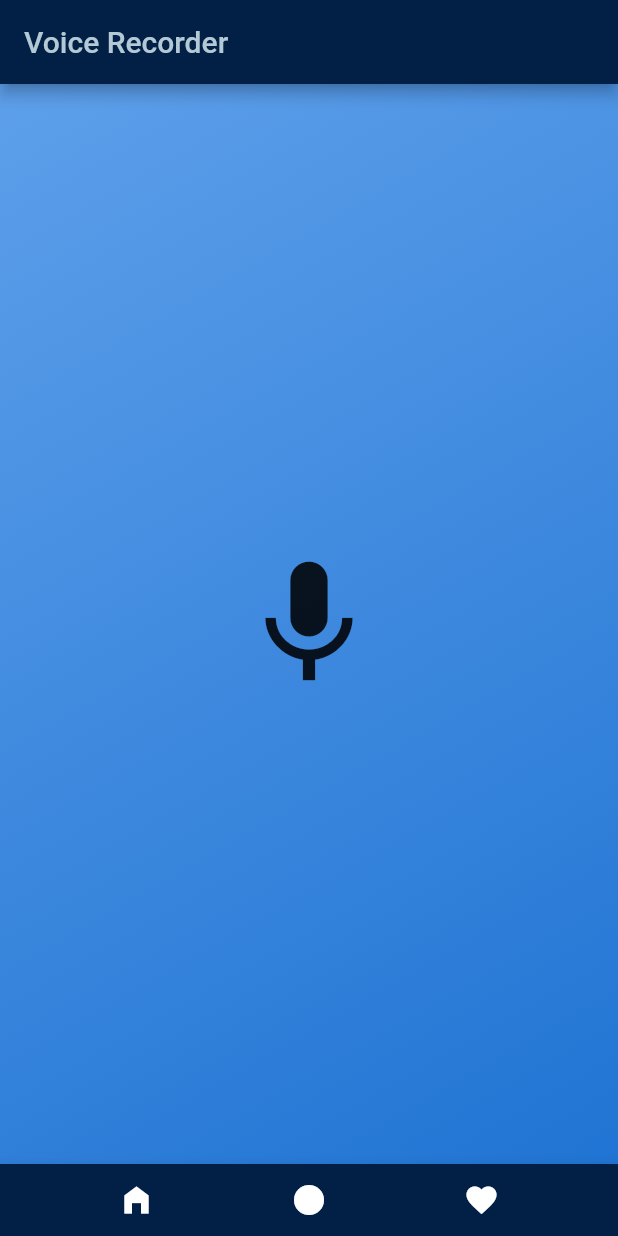
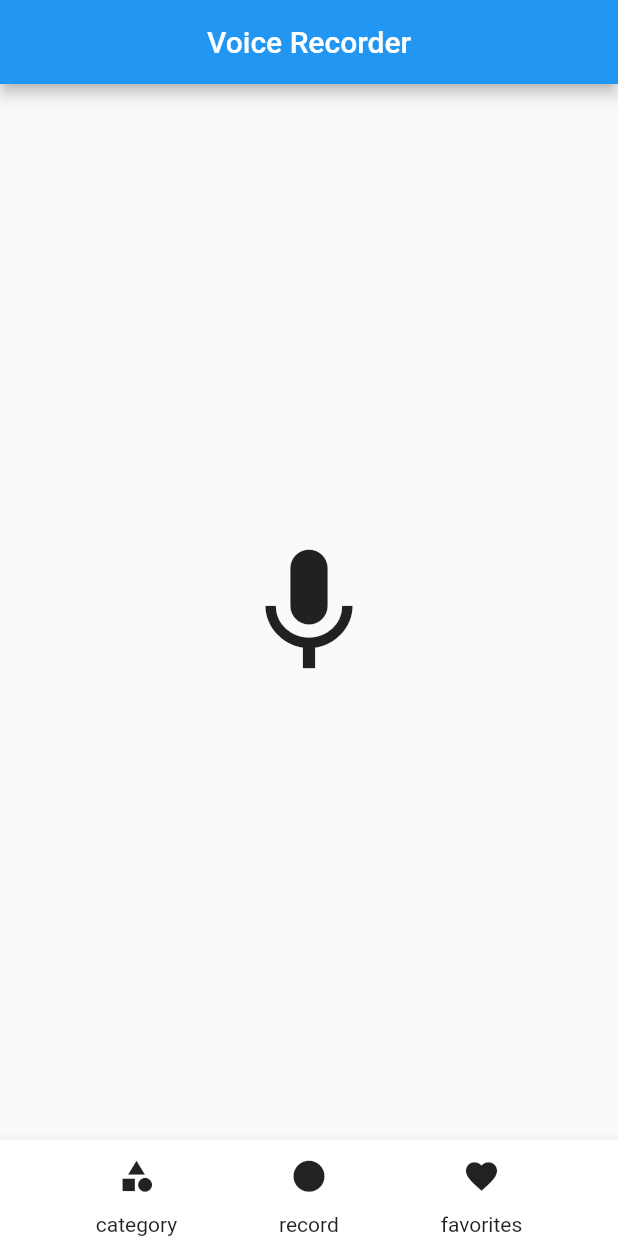
Before and after one commit to Alvarado96/voice_recorder, a Flutter app: the screen it shows after launch, on a phone screen of 412 x 824 dp. Run offline on Flutter 3.47's test engine with Material 2 defaults, Android fonts, the phone set to English and light mode, and no system bars; our stand-ins replace go_router.

Commit message:
Reorganized the app bar and bottom navigation bar from the home screen to a menu scaffold that will be consistent throughout the application

```diff
--- a/lib/home_screen.dart
+++ b/lib/home_screen.dart
@@ -5,26 +5,12 @@ class HomeScreen extends StatelessWidget {
 
   @override
   Widget build(context) {
-    return Scaffold(
-      appBar: AppBar(
-        backgroundColor: const Color.fromARGB(255, 2, 31, 70),
-        title: const Text(
-          "Voice Recorder",
-          textAlign: TextAlign.center,
-          style: TextStyle(color: Color.fromARGB(255, 179, 201, 213)),
-        ),
-      ),
+    return const Scaffold(
       body: Center(
         child: SizedBox(
           width: double.infinity,
-          child: Container(
-            decoration: const BoxDecoration(
-              gradient: LinearGradient(colors: [
-                Color.fromARGB(255, 93, 159, 234),
-                Color.fromARGB(255, 32, 116, 211),
-              ], begin: Alignment.topLeft, end: Alignment.bottomRight),
-            ),
-            child: const Column(
+
+            child: Column(
               mainAxisAlignment: MainAxisAlignment.center,
               children: [
                 Icon(
@@ -33,34 +19,10 @@ class HomeScreen extends StatelessWidget {
                 )
               ],
             ),
-          ),
+
         ),
       ),
-      bottomNavigationBar: BottomAppBar(
-        shape: const CircularNotchedRectangle(),
-        color: const Color.fromARGB(255, 2, 31, 70),
-        child: IconTheme(
-            data: IconThemeData(color: Theme.of(context).colorScheme.onPrimary),
-            child: Row(
-              mainAxisAlignment: MainAxisAlignment.spaceEvenly,
-          children: [
-            IconButton(
-              tooltip: 'Home',
-              icon: const Icon(Icons.home_filled),
-              onPressed: () {},
-            ),
-            IconButton(
-              tooltip: 'Record',
-              icon: const Icon(Icons.circle),
-              onPressed: () {},
-            ),
-            IconButton(
-              tooltip: 'Favorites',
-              icon: const Icon(Icons.favorite),
-              onPressed: () {},
-            )]),
-      ),
-      )
+
     );
   }
 }
--- /dev/null
+++ b/lib/menu_scaffold.dart
@@ -0,0 +1,63 @@
+import 'package:flutter/material.dart';
+import 'package:go_router/go_router.dart';
+import 'package:voice_recorder/routes/app_routes.dart';
+
+class MenuScaffold extends StatefulWidget {
+  const MenuScaffold({super.key, required this.routes, required this.child, });
+
+  final Widget child;
+  final List<AppRoute> routes;
+
+  @override
+  State<StatefulWidget> createState() {
+    // TODO: implement createState
+    return MenuScaffoldState();
+  }
+}
+
+class MenuScaffoldState extends State<MenuScaffold>{
+  @override
+  Widget build(BuildContext context) {
+    return Scaffold(
+      appBar: AppBar(
+        centerTitle: true,
+        title: const Text("Voice Recorder"),
+      ),
+      bottomNavigationBar: _buildBottomAppBar(context),
+      body: widget.child,
+    );
+  }
+
+  Widget _buildBottomAppBar(context) {
+    return SafeArea(
+      child: BottomAppBar(
+      child: Row(
+        mainAxisAlignment: MainAxisAlignment.spaceEvenly,
+        mainAxisSize: MainAxisSize.max,
+
+        children: widget.routes
+                .map((route) => GestureDetector(
+                      key: Key('${route.name}-button'),
+                      onTap: () => context.go('/${route.name}'),
+                      child: Column(
+                        mainAxisSize: MainAxisSize.min,
+                        children: [
+                          Flexible(
+                            child: IconButton(
+                              icon: Icon(route.icon),
+                              onPressed: () => context.go('/${route.name}'),
+                              iconSize: 25.0,
+                            ),
+                          ),
+                          Flexible(
+                            child: Text(route.name),
+                          ),
+                        ],
+                      ),
+                    ))
+                .toList(),
+
+      ),
+    ));
+  }
+}
--- /dev/null
+++ b/lib/routes/app_routes.dart
@@ -0,0 +1,16 @@
+
+import 'package:flutter/material.dart';
+
+class AppRoute {
+  final String name;
+  final IconData icon;
+  const AppRoute({required this.name, required this.icon});
+}
+
+class AppRoutes {
+  static AppRoute category = const AppRoute(name: "category", icon: Icons.category);
+  static AppRoute record = const AppRoute(name: "record", icon: Icons.circle);
+  static AppRoute favorites = const AppRoute(name: "favorites", icon: Icons.favorite);
+
+  static List<AppRoute> routes = [category, record, favorites];
+}
--- a/lib/routes/routes.dart
+++ b/lib/routes/routes.dart
@@ -1,10 +1,12 @@
 import 'package:go_router/go_router.dart';
 import 'package:voice_recorder/home_screen.dart';
+import 'package:voice_recorder/menu_scaffold.dart';
+import 'package:voice_recorder/routes/app_routes.dart';
 
 final router = GoRouter(
   routes: [
     GoRoute(
       path: '/',
-      builder: (context, state) => const HomeScreen(),
+      builder: (context, state) => MenuScaffold(routes: AppRoutes.routes, child: const HomeScreen(),),
     ),
   ]);
--- a/lib/voice_app.dart
+++ b/lib/voice_app.dart
@@ -14,6 +14,7 @@ class _VoiceAppState extends State<VoiceApp> {
   @override
   Widget build(BuildContext context) {
     return MaterialApp.router(
+
       title: "Voice Recorder",
       routerConfig: router,
     );
```
